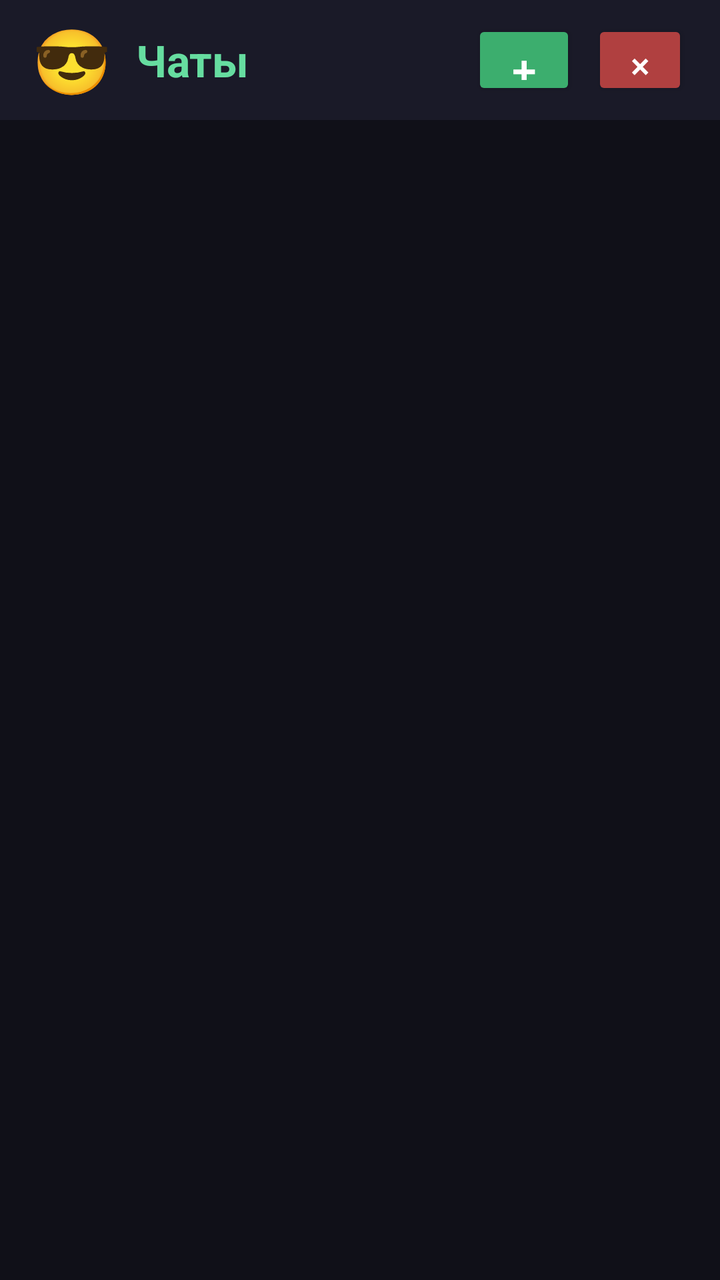
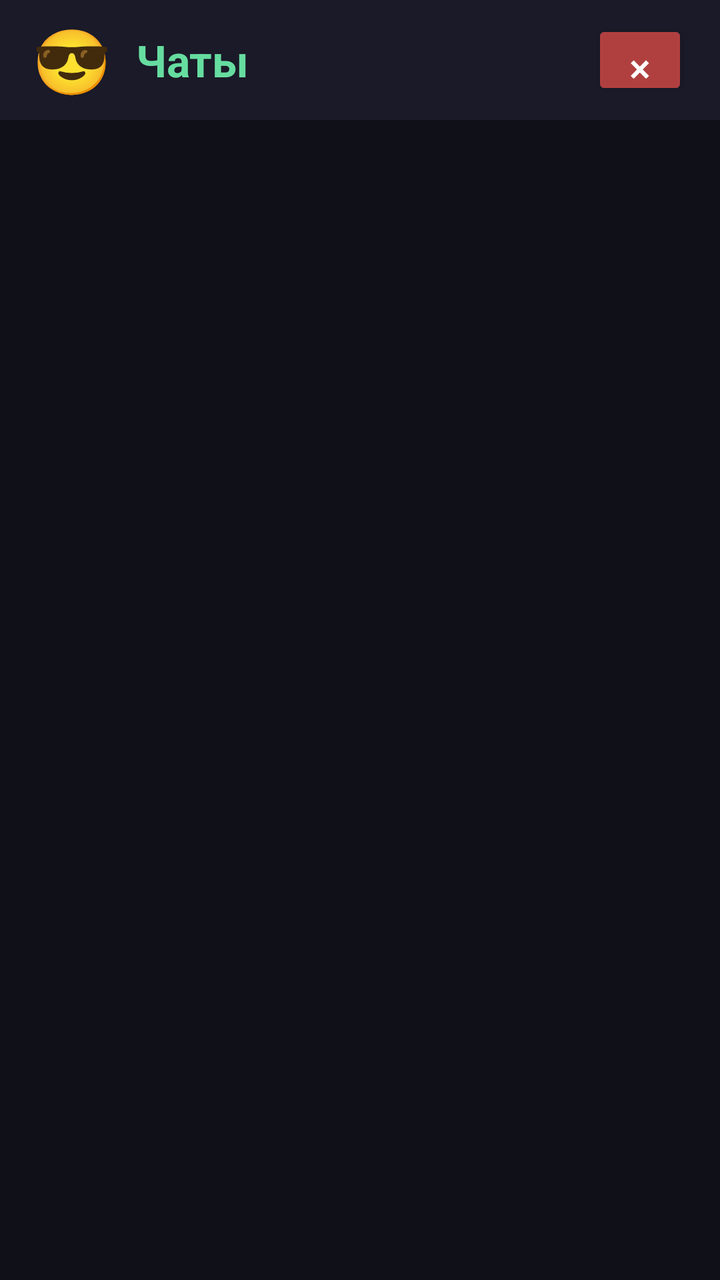

Two renders of the same Android screen: before a commit and after it. Below are the layout's source before the change and the commit's diff.
<!-- AndroidManifest.xml: application theme Theme.IvanChat -->
<!-- res/layout/activity_chats.xml -->
<?xml version="1.0" encoding="utf-8"?>
<LinearLayout xmlns:android="http://schemas.android.com/apk/res/android"
    android:layout_width="match_parent"
    android:layout_height="match_parent"
    android:orientation="vertical"
    android:background="#101018">

    <LinearLayout
        android:layout_width="match_parent"
        android:layout_height="60dp"
        android:orientation="horizontal"
        android:background="#1A1A28"
        android:gravity="center_vertical"
        android:paddingHorizontal="16dp">

        <TextView
            android:id="@+id/myAvatar"
            android:layout_width="wrap_content"
            android:layout_height="wrap_content"
            android:text="😎"
            android:textSize="32sp"
            android:layout_marginEnd="12dp" />

        <TextView
            android:id="@+id/headerText"
            android:layout_width="0dp"
            android:layout_height="wrap_content"
            android:layout_weight="1"
            android:text="Чаты"
            android:textColor="#66DDA0"
            android:textSize="22sp"
            android:textStyle="bold" />

        <Button
            android:id="@+id/newChatBtn"
            android:layout_width="wrap_content"
            android:layout_height="40dp"
            android:text="+"
            android:textSize="22sp"
            android:textColor="#FFFFFF"
            android:backgroundTint="#3CAE6E"
            android:minWidth="52dp"
            android:layout_marginEnd="8dp" />

        <Button
            android:id="@+id/logoutBtn"
            android:layout_width="wrap_content"
            android:layout_height="40dp"
            android:text="×"
            android:textSize="18sp"
            android:textColor="#FFFFFF"
            android:backgroundTint="#B04040"
            android:minWidth="48dp" />

    </LinearLayout>

    <FrameLayout
        android:layout_width="match_parent"
        android:layout_height="0dp"
        android:layout_weight="1">

        <androidx.recyclerview.widget.RecyclerView
            android:id="@+id/chatsList"
            android:layout_width="match_parent"
            android:layout_height="match_parent"
            android:padding="8dp"
            android:clipToPadding="false" />

        <TextView
            android:id="@+id/emptyText"
            android:layout_width="match_parent"
            android:layout_height="match_parent"
            android:text="Пока нет чатов.\n\nНажми ➕ вверху,\nчтобы начать новый чат."
            android:textColor="#707080"
            android:textSize="18sp"
            android:gravity="center"
            android:visibility="gone" />

    </FrameLayout>

</LinearLayout>
<!-- resources referenced by this layout -->
<resources>
  <style name="Theme.IvanChat" parent="Theme.AppCompat.NoActionBar">
          <item name="android:windowBackground">@android:color/black</item>
          <item name="android:colorBackground">@android:color/black</item>
          <item name="android:textColor">@android:color/white</item>
      </style>
</resources>

<!-- the commit's change to res/layout/activity_chats.xml (unified diff, before → after) -->
@@ -32,22 +32,11 @@
             android:textStyle="bold" />
 
         <Button
-            android:id="@+id/newChatBtn"
-            android:layout_width="wrap_content"
-            android:layout_height="40dp"
-            android:text="+"
-            android:textSize="22sp"
-            android:textColor="#FFFFFF"
-            android:backgroundTint="#3CAE6E"
-            android:minWidth="52dp"
-            android:layout_marginEnd="8dp" />
-
-        <Button
             android:id="@+id/logoutBtn"
             android:layout_width="wrap_content"
             android:layout_height="40dp"
             android:text="×"
-            android:textSize="18sp"
+            android:textSize="20sp"
             android:textColor="#FFFFFF"
             android:backgroundTint="#B04040"
             android:minWidth="48dp" />
@@ -70,7 +59,7 @@
             android:id="@+id/emptyText"
             android:layout_width="match_parent"
             android:layout_height="match_parent"
-            android:text="Пока нет чатов.\n\nНажми ➕ вверху,\nчтобы начать новый чат."
+            android:text="Пока никого нет в группе.\n\nПозови друзей —\nпусть введут тот же код."
             android:textColor="#707080"
             android:textSize="18sp"
             android:gravity="center"
